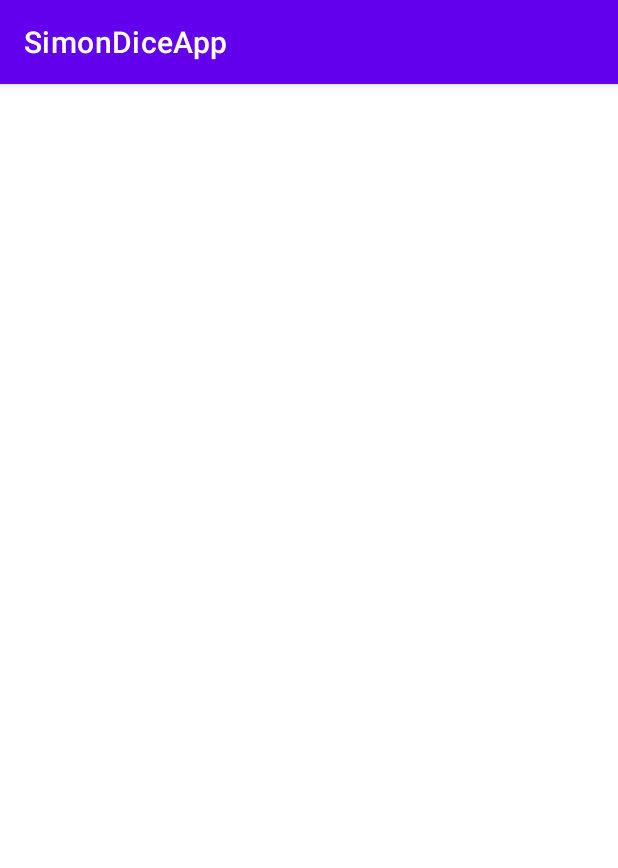
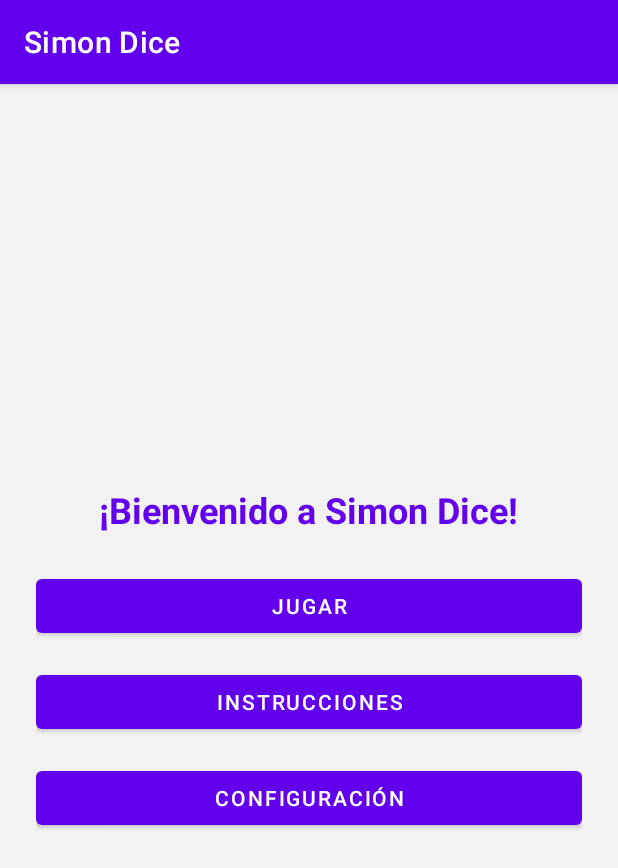
Before and after one commit to DACS-SLL/K-Projects, an Android app built with Jetpack Compose: the screen it shows after launch (MainActivity), on a phone screen of 412 x 824 dp. Shown: the top 868 px of the screen. Run offline under Robolectric (Android 15) with nearby library versions, the phone set to English and light mode, and no system bars.

Commit message:
Funcionalidad 1: WelcomeFragment junto con su layout y sus respectivos string

```diff
--- a/ParcialP/simondiceapp/app/src/main/java/com/dacs/simondiceapp/ui/welcome/WelcomeFragment.kt
+++ b/ParcialP/simondiceapp/app/src/main/java/com/dacs/simondiceapp/ui/welcome/WelcomeFragment.kt
@@ -1,4 +1,49 @@
 package com.dacs.simondiceapp.ui.welcome
 
-class WelcomeFragment {
+import android.os.Bundle
+import android.view.LayoutInflater
+import android.view.View
+import android.view.ViewGroup
+import androidx.fragment.app.Fragment
+import androidx.navigation.fragment.findNavController
+import com.dacs.simondiceapp.R
+import com.dacs.simondiceapp.databinding.FragmentWelcomeBinding
+import com.dacs.simondiceapp.util.SoundManager
+
+class WelcomeFragment : Fragment() {
+
+    private var _binding: FragmentWelcomeBinding? = null
+    private val binding get() = _binding!!
+
+    override fun onCreateView(
+        inflater: LayoutInflater, container: ViewGroup?,
+        savedInstanceState: Bundle?
+    ): View {
+        _binding = FragmentWelcomeBinding.inflate(inflater, container, false)
+        return binding.root
+    }
+
+    override fun onViewCreated(view: View, savedInstanceState: Bundle?) {
+        // Acción al presionar "Jugar"
+        binding.btnStart.setOnClickListener {
+            SoundManager.playSound(requireContext(), R.raw.start_sound)
+            findNavController().navigate(R.id.action_welcome_to_game)
+        }
+
+        // Acción al presionar "Instrucciones"
+        binding.btnInstructions.setOnClickListener {
+            SoundManager.playSound(requireContext(), R.raw.correct)
+        }
+
+        // Acción al presionar "Configuración"
+        binding.btnSettings.setOnClickListener {
+            findNavController().navigate(R.id.action_welcome_to_settings)
+        }
+    }
+
+    override fun onDestroyView() {
+        super.onDestroyView()
+        SoundManager.stopSound()
+        _binding = null
+    }
 }
--- a/ParcialP/simondiceapp/app/src/main/res/layout/fragment_welcome.xml
+++ b/ParcialP/simondiceapp/app/src/main/res/layout/fragment_welcome.xml
@@ -1,6 +1,40 @@
 <?xml version="1.0" encoding="utf-8"?>
-<androidx.constraintlayout.widget.ConstraintLayout xmlns:android="http://schemas.android.com/apk/res/android"
+<LinearLayout xmlns:android="http://schemas.android.com/apk/res/android"
+    android:id="@+id/welcomeLayout"
     android:layout_width="match_parent"
-    android:layout_height="match_parent">
+    android:layout_height="match_parent"
+    android:orientation="vertical"
+    android:gravity="center"
+    android:padding="24dp"
+    android:background="@color/background">
 
-</androidx.constraintlayout.widget.ConstraintLayout>
+    <TextView
+        android:id="@+id/tvWelcomeTitle"
+        android:layout_width="wrap_content"
+        android:layout_height="wrap_content"
+        android:text="@string/welcome_title"
+        android:textSize="24sp"
+        android:textStyle="bold"
+        android:textColor="@color/primary"
+        android:layout_marginBottom="24dp" />
+
+    <Button
+        android:id="@+id/btnStart"
+        android:layout_width="match_parent"
+        android:layout_height="wrap_content"
+        android:text="@string/btn_start"
+        android:layout_marginBottom="16dp" />
+
+    <Button
+        android:id="@+id/btnInstructions"
+        android:layout_width="match_parent"
+        android:layout_height="wrap_content"
+        android:text="@string/btn_instructions"
+        android:layout_marginBottom="16dp" />
+
+    <Button
+        android:id="@+id/btnSettings"
+        android:layout_width="match_parent"
+        android:layout_height="wrap_content"
+        android:text="@string/btn_settings" />
+</LinearLayout>
--- a/ParcialP/simondiceapp/app/src/main/res/values/strings.xml
+++ b/ParcialP/simondiceapp/app/src/main/res/values/strings.xml
@@ -1,3 +1,7 @@
 <resources>
-    <string name="app_name">SimonDiceApp</string>
+    <string name="app_name">Simon Dice</string>
+    <string name="btn_start">Jugar</string>
+    <string name="btn_instructions">Instrucciones</string>
+    <string name="btn_settings">Configuración</string>
+    <string name="welcome_title">¡Bienvenido a Simon Dice!</string>
 </resources>
```
